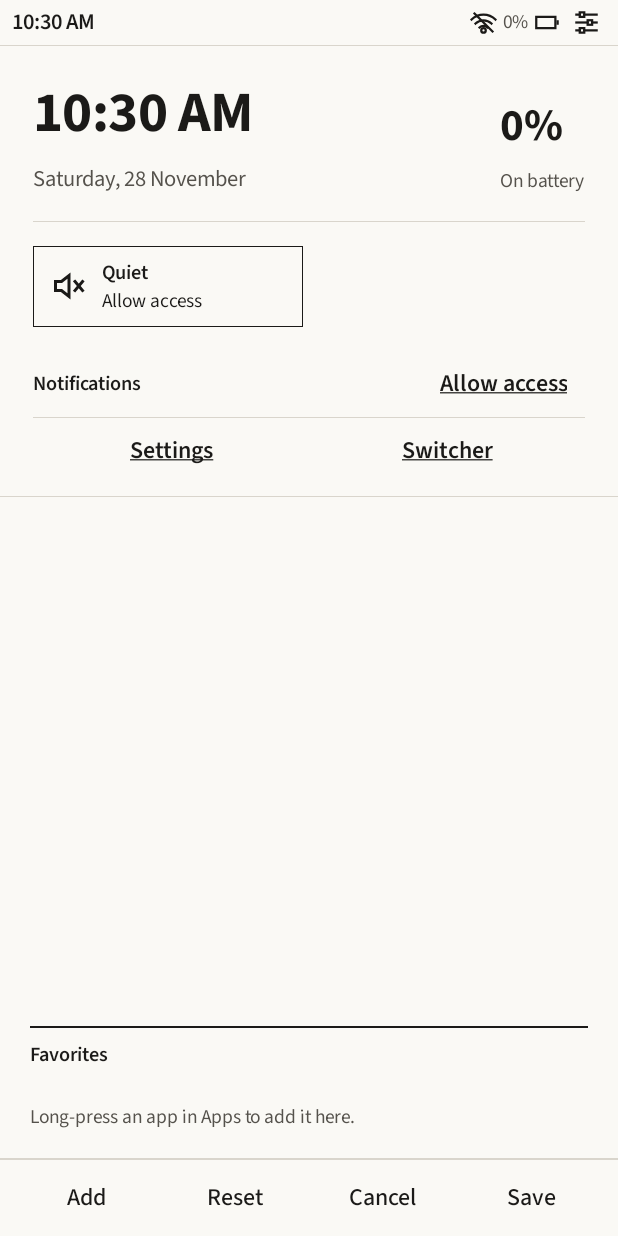
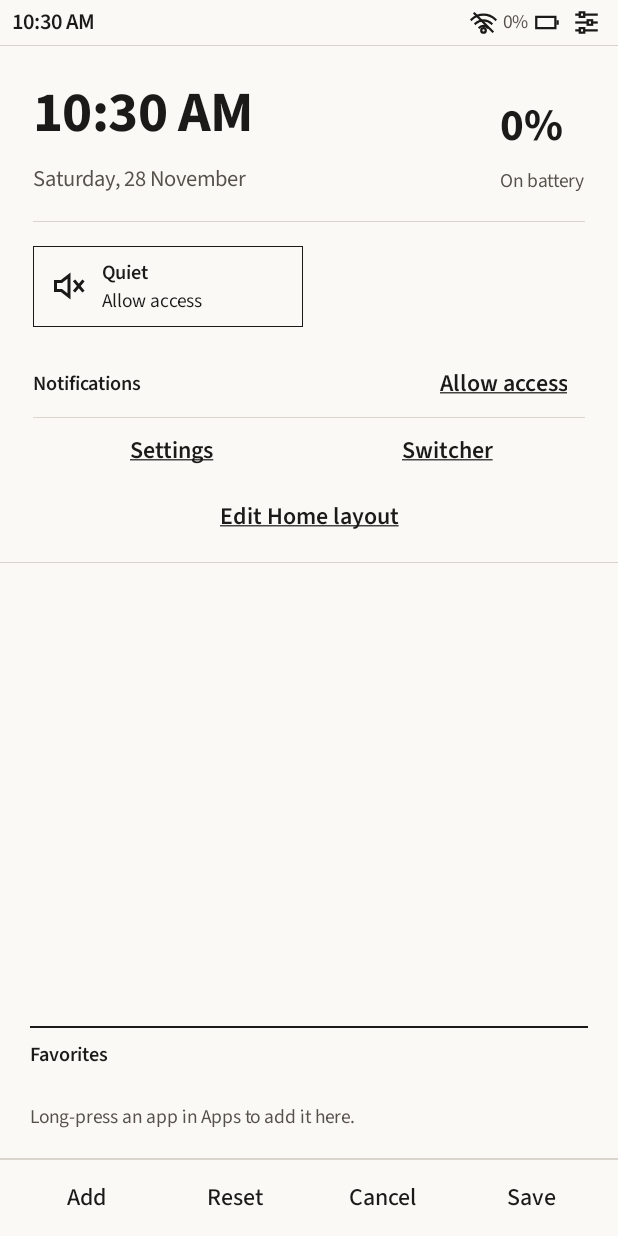
Before and after one commit to Nyaughh/ink-home, an Android app: the screen it shows after launch (MainActivity), after a tap on an icon or button, on a phone screen of 412 x 824 dp. Run offline under Robolectric (Android 15) with nearby library versions, the phone set to English and light mode, and no system bars; pictures from the network do not load; 1 statement that could not run was skipped; 2 other taps on this screen came first.

Commit message:
Open Home layout editing from the pull-down panel

```diff
--- a/app/src/main/java/dev/inkhome/MainActivity.java
+++ b/app/src/main/java/dev/inkhome/MainActivity.java
@@ -788,8 +788,7 @@ public class MainActivity extends Activity {
 
         statusBar.removeAllViews();
         View strip = new Structure(ink.folio).statusStrip(time, Math.max(0, notes),
-                wifi.connected ? wifi.level : -1, bat.percent, bat.charging, this::togglePanel,
-                homeEditor.active() ? null : this::editHome);
+                wifi.connected ? wifi.level : -1, bat.percent, bat.charging, this::togglePanel);
         strip.setOnTouchListener(new View.OnTouchListener() {
             private float startX, startY;
 
@@ -1018,6 +1017,10 @@ public class MainActivity extends Activity {
             render();
         }), ink.weight(1));
         p.addView(shortcuts);
+        p.addView(Button.create(ink.folio, getString(R.string.home_edit_panel), Button.Style.TEXT, v -> {
+            closePanel();
+            editHome();
+        }));
         LinearLayout wrap = ink.col();
         wrap.addView(p);
         wrap.addView(ink.hair());
--- a/app/src/main/java/dev/inkhome/folio/widget/Structure.java
+++ b/app/src/main/java/dev/inkhome/folio/widget/Structure.java
@@ -82,11 +82,6 @@ public final class Structure {
 
     public View statusStrip(String time, int notifications, int wifi, int battery,
                             boolean charging, Runnable openPanel) {
-        return statusStrip(time, notifications, wifi, battery, charging, openPanel, null);
-    }
-
-    public View statusStrip(String time, int notifications, int wifi, int battery,
-                            boolean charging, Runnable openPanel, Runnable editHome) {
         LinearLayout strip = column();
         LinearLayout row = row(Tokens.Bar.STATUS);
         row.setPadding(f.u(8), 0, f.u(8), 0);
@@ -100,11 +95,7 @@ public final class Structure {
         inlineGlyph(row, wifi < 0 ? "wifi-off" : "wifi", wifi);
         row.addView(text(f.context.getString(R.string.reader_ui_percent, battery), META));
         inlineGlyph(row, charging ? "battery-charging" : "battery", battery);
-        ImageView last = inlineGlyph(row, editHome == null ? "tune" : "grid", -1);
-        if (editHome != null) {
-            last.setImportantForAccessibility(View.IMPORTANT_FOR_ACCESSIBILITY_YES);
-            action(last, f.context.getString(R.string.home_edit_layout), editHome);
-        }
+        inlineGlyph(row, "tune", -1);
         strip.addView(row);
         rule(strip, false);
         String notificationCount = f.context.getResources().getQuantityString(
@@ -115,12 +106,10 @@ public final class Structure {
         return strip;
     }
 
-    private ImageView inlineGlyph(LinearLayout row, String name, int level) {
+    private void inlineGlyph(LinearLayout row, String name, int level) {
         LinearLayout.LayoutParams lp = new LinearLayout.LayoutParams(f.u(18), f.u(18));
         lp.setMargins(f.u(4), 0, f.u(4), 0);
-        ImageView image = glyph(name, level, false);
-        row.addView(image, lp);
-        return image;
+        row.addView(glyph(name, level, false), lp);
     }
 
     public String[] menuLabels() {
--- a/app/src/main/res/values/home_actions.xml
+++ b/app/src/main/res/values/home_actions.xml
@@ -1,4 +1,5 @@
 <resources>
     <string name="home_edit_layout">Edit layout</string>
     <string name="home_item_actions">Item actions</string>
+    <string name="home_edit_panel">Edit Home layout</string>
 </resources>
```
Also changed, not shown: 2 other files.
